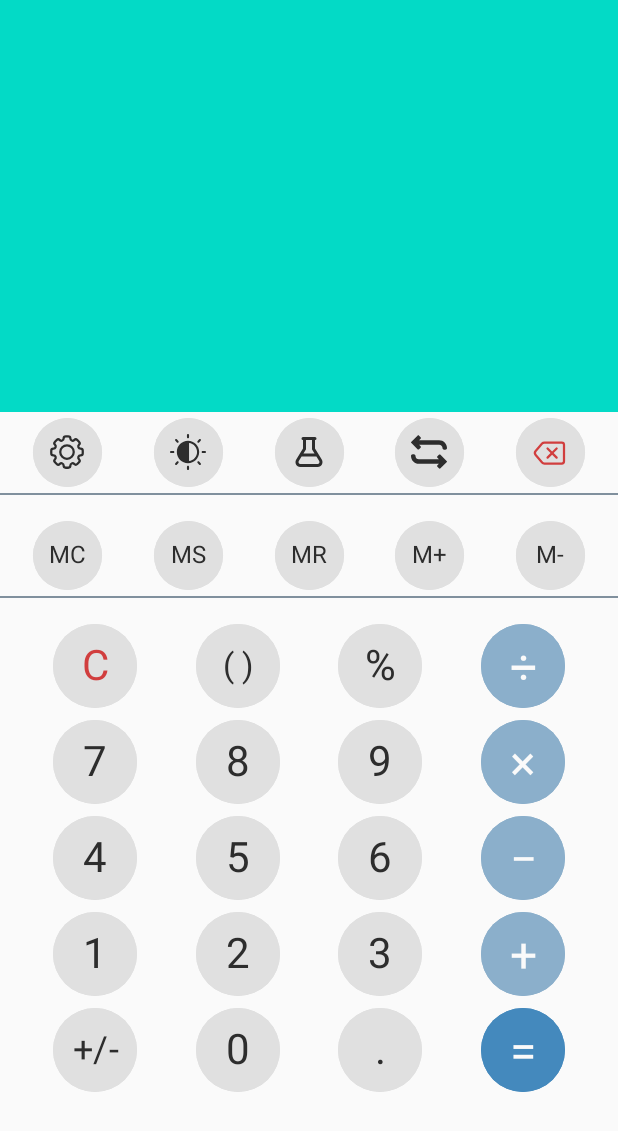
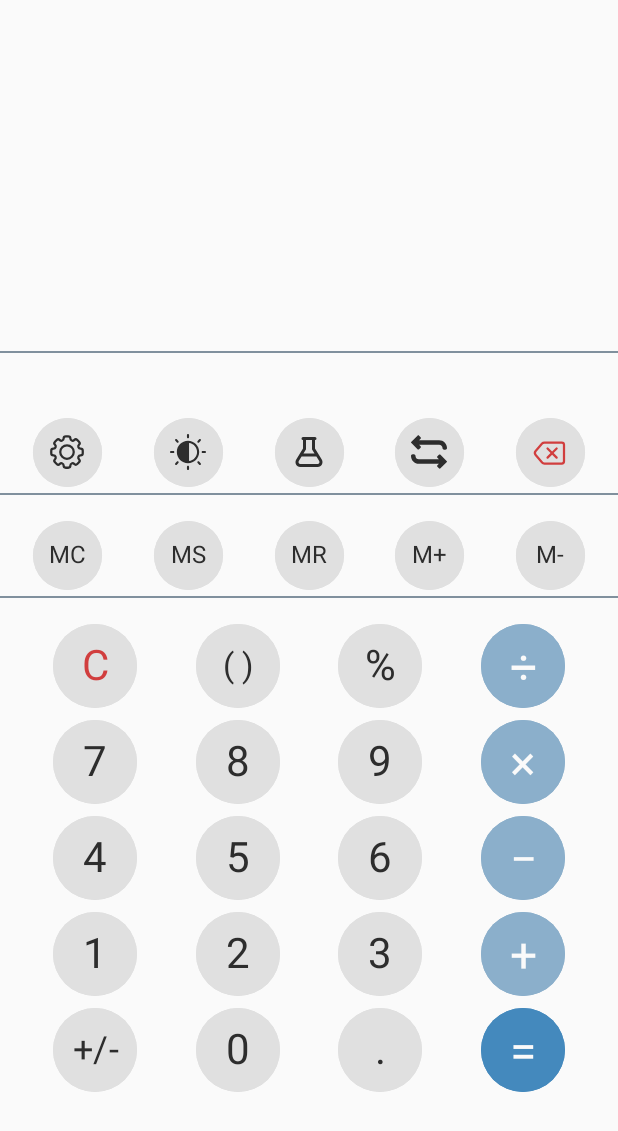
Before and after one commit to dottibug/calculator_app_comp_2161, an Android app: the screen it shows after launch (MainActivity), after a tap on an icon or button, on a phone screen of 412 x 824 dp. Shown: the top 1131 px of the screen. Run offline under Robolectric (Android 15) with nearby library versions, the phone set to English and light mode, and no system bars; our stand-ins replace data binding; Roboto replaces fonts that are not available here.

Commit message:
Refactor display fragment so the equation is an EditText and the user is able to click within an equation to add numbers or operators

```diff
--- a/app/src/main/java/com/example/calculator/DisplayFragment.kt
+++ b/app/src/main/java/com/example/calculator/DisplayFragment.kt
@@ -4,6 +4,7 @@ import android.os.Bundle
 import android.view.LayoutInflater
 import android.view.View
 import android.view.ViewGroup
+import android.widget.EditText
 import android.widget.TextView
 import androidx.fragment.app.Fragment
 import com.example.calculator.databinding.FragmentDisplayBinding
@@ -12,7 +13,7 @@ import com.example.calculator.databinding.FragmentDisplayBinding
 class DisplayFragment : Fragment() {
 
     private lateinit var binding: FragmentDisplayBinding
-    private lateinit var equation: TextView
+     lateinit var equation: EditText
     private lateinit var result: TextView
 
     override fun onCreateView(
@@ -27,8 +28,14 @@ class DisplayFragment : Fragment() {
     override fun onViewCreated(view: View, savedInstanceState: Bundle?) {
         super.onViewCreated(view, savedInstanceState)
         // Initialize the equation
-        equation = binding.textViewEquation
+        equation = binding.editViewEquation
         result = binding.textViewResult
+
+        // Disable keyboard input
+        equation.showSoftInputOnFocus = false
+
+        // Set the cursor to the end of the equation
+        equation.requestFocus()
     }
 
     fun getEquation() : String {
@@ -38,7 +45,8 @@ class DisplayFragment : Fragment() {
     fun displayEquation(newEquation: String) {
         // Replaces ~ in equation string with - in the UI
         val updatedEquation = newEquation.replace("~", "-")
-        equation.text = updatedEquation
+        equation.setText(updatedEquation)
+        equation.setSelection(updatedEquation.length)
     }
 
     fun clearDisplay() {
@@ -46,8 +54,8 @@ class DisplayFragment : Fragment() {
         clearResult()
     }
 
-    fun clearEquation() {
-        equation.text = ""
+    private fun clearEquation() {
+        equation.setText("")
     }
 
     fun clearResult() {
@@ -57,4 +65,14 @@ class DisplayFragment : Fragment() {
     fun updateResult(newResult: String) {
         result.text = newResult
     }
+
+    fun getCursorPosition() : Int {
+        return equation.selectionStart
+    }
+
+    fun setCursorPosition(position: Int) {
+        if (equation.text.isNotEmpty()) {
+            equation.setSelection(position)
+        }
+    }
 }
--- a/app/src/main/res/layout/fragment_display.xml
+++ b/app/src/main/res/layout/fragment_display.xml
@@ -9,10 +9,8 @@
     <androidx.constraintlayout.widget.ConstraintLayout
         android:layout_width="match_parent"
         android:layout_height="match_parent"
-        android:background="@color/design_default_color_secondary"
-        android:paddingStart="18dp"
+        android:background="@color/seasalt"
         android:paddingTop="18dp"
-        android:paddingEnd="18dp"
         android:paddingBottom="18dp"
         tools:context=".DisplayFragment">
 
@@ -20,6 +18,8 @@
             android:id="@+id/textViewResult"
             android:layout_width="0dp"
             android:layout_height="wrap_content"
+            android:paddingStart="18dp"
+            android:paddingEnd="18dp"
             android:text="@string/result"
             android:textAlignment="viewEnd"
             android:textSize="60sp"
@@ -29,12 +29,17 @@
             app:layout_constraintTop_toTopOf="parent"
             app:layout_constraintVertical_bias="0.0" />
 
-        <TextView
-            android:id="@+id/textViewEquation"
+        <EditText
+            android:id="@+id/editViewEquation"
             android:layout_width="0dp"
-            android:layout_height="wrap_content"
-            android:text="@string/running_equation"
-            android:textAlignment="viewEnd"
+            android:layout_height="48dp"
+            android:autofillHints="no"
+            android:background="@null"
+            android:cursorVisible="true"
+            android:gravity="end"
+            android:inputType="text"
+            android:paddingStart="18dp"
+            android:paddingEnd="18dp"
             android:textSize="24sp"
             app:layout_constraintBottom_toBottomOf="parent"
             app:layout_constraintEnd_toEndOf="parent"
@@ -42,5 +47,16 @@
             app:layout_constraintTop_toBottomOf="@+id/textViewResult"
             app:layout_constraintVertical_bias="0.6" />
 
+        <View
+            android:id="@+id/divider"
+            style="@style/dividerStyle"
+            android:layout_width="wrap_content"
+            app:layout_constraintBottom_toBottomOf="parent"
+            app:layout_constraintEnd_toEndOf="parent"
+            app:layout_constraintHorizontal_bias="0.0"
+            app:layout_constraintStart_toStartOf="parent"
+            app:layout_constraintTop_toBottomOf="@+id/editViewEquation" />
+
     </androidx.constraintlayout.widget.ConstraintLayout>
+
 </layout>
--- a/app/src/main/res/values/strings.xml
+++ b/app/src/main/res/values/strings.xml
@@ -4,7 +4,7 @@
     <string name="hello_blank_fragment">Hello blank fragment</string>
 
     <!-- Display -->
-    <string name="running_equation"></string>
+    <string name="equation">Enter an equation</string>
     <string name="result"></string>
 
     <!-- Tools -->
```
Also changed, not shown: app/src/main/java/com/example/calculator/Calculator.kt (+12 -1 lines), app/src/main/java/com/example/calculator/MainActivity.kt (+29 -11 lines).
